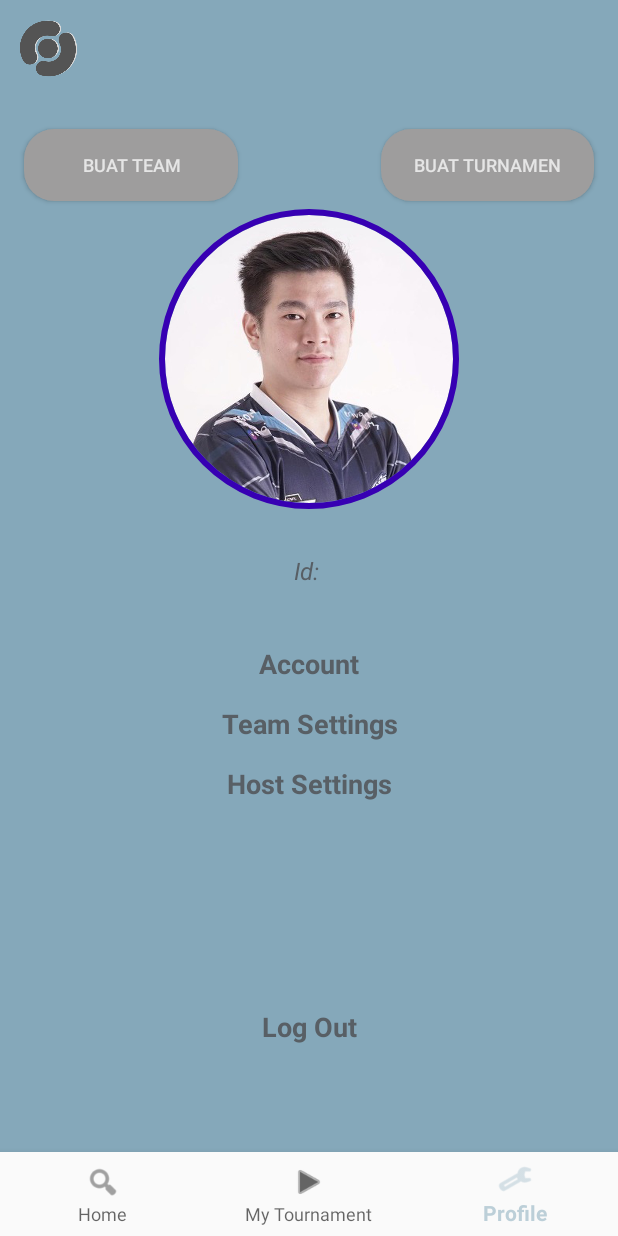
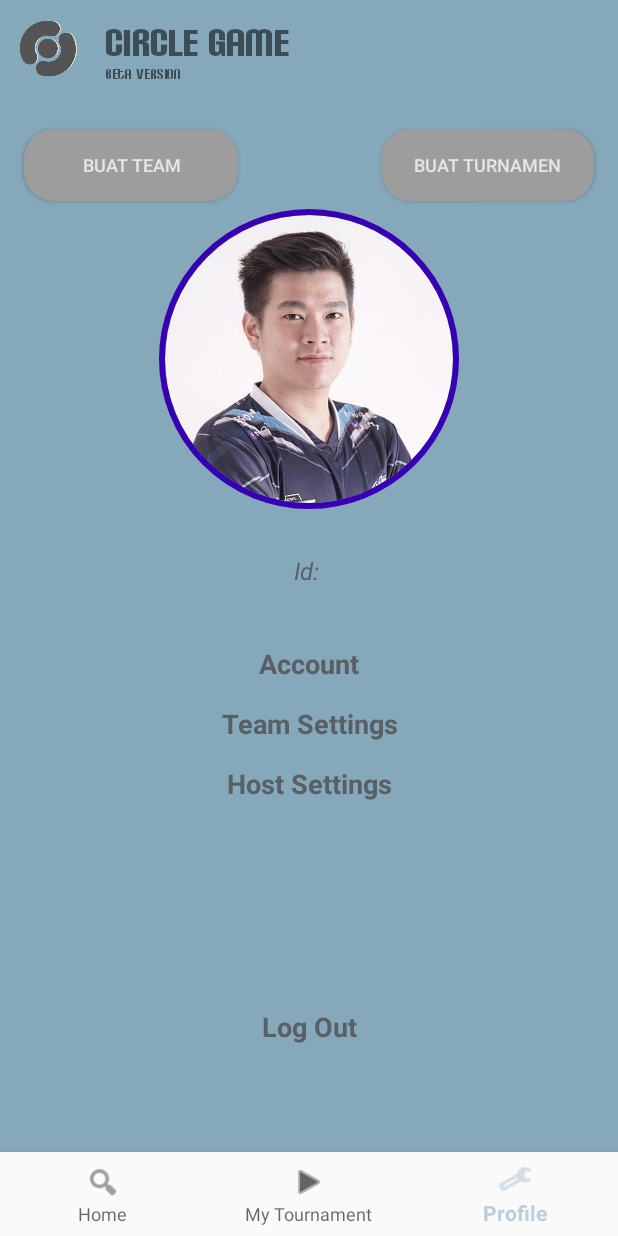
Before and after one commit to mabar1d/Mobile_Mabar_V1, an Android app: the MainActivity screen opened directly, with no data from a screen before it, item 3 of the bottom bar chosen, on a phone screen of 412 x 824 dp. Run offline under Robolectric (Android 15) with nearby library versions, the phone set to English and light mode, and no system bars; our stand-ins replace ButterKnife, navigation-ui; libraries missing offline, so code that uses them is left out: cn.pedant, com.asura.library, com.mikhaellopez.circularimageview; plain views replace CircularImageView; network calls fail; pictures from the network do not load; 4 statements that could not run were skipped.

Commit message:
add font title

```diff
--- a/app/src/main/java/com/example/mabar_v1/profile/DetailProfileAccountActivity.java
+++ b/app/src/main/java/com/example/mabar_v1/profile/DetailProfileAccountActivity.java
@@ -76,6 +76,7 @@ public class DetailProfileAccountActivity extends AppCompatActivity {
     private String address = "";
     private String zipCode = "";
     private String phone = "";
+    private String brithdateNonFormat = "";
 
     @Override
     protected void onCreate(Bundle savedInstanceState) {
@@ -109,12 +110,11 @@ public class DetailProfileAccountActivity extends AppCompatActivity {
                 }
                 firstName = etFirstName.getText().toString();
                 lastName = etLastName.getText().toString();
-                birthDate = etBirthdate.getText().toString();
                 address = etAddress.getText().toString();
                 zipCode = etZipCode.getText().toString();
                 phone = etPhone.getText().toString();
 
-                updateDataPerson(firstName,lastName,genderId,birthDate,address,"","","",zipCode,phone);
+                updateDataPerson(firstName,lastName,genderId,brithdateNonFormat,address,"","","",zipCode,phone);
 
 
             }
@@ -129,6 +129,7 @@ public class DetailProfileAccountActivity extends AppCompatActivity {
                 myCalendar.set(Calendar.MONTH, monthOfYear);
                 myCalendar.set(Calendar.DAY_OF_MONTH, dayOfMonth);
                 etBirthdate.setText(gm.setDateIndonesia(2,sdf.format(myCalendar.getTime())));
+                brithdateNonFormat = sdf.format(myCalendar.getTime());
             }
         };
         etBirthdate.setOnClickListener(new View.OnClickListener() {
@@ -144,10 +145,6 @@ public class DetailProfileAccountActivity extends AppCompatActivity {
 
     }
 
-
-    private void setBirthdate(){
-
-    }
 
     private void getDataPerson(){
         ProgressDialog progress = new ProgressDialog(DetailProfileAccountActivity.this);
@@ -180,7 +177,7 @@ public class DetailProfileAccountActivity extends AppCompatActivity {
                                 }
                             }
                             if (response.body().getData().getBirthdate() != null){
-                                etBirthdate.setText(response.body().getData().getBirthdate());
+                                etBirthdate.setText(gm.setDateIndonesia(2,response.body().getData().getBirthdate()));
                             }
                             if (response.body().getData().getAddress() != null){
                                 etAddress.setText(response.body().getData().getAddress());
--- a/app/src/main/res/layout/activity_main.xml
+++ b/app/src/main/res/layout/activity_main.xml
@@ -8,13 +8,36 @@
     android:orientation="vertical">
 
     <!--LOGO-->
+    <LinearLayout
+        android:layout_width="match_parent"
+        android:layout_height="wrap_content"
+        android:orientation="horizontal">
     <ImageView
         android:id="@+id/gif_logo"
-        android:layout_width="match_parent"
+        android:layout_width="70dp"
         android:layout_height="70dp"
         android:scaleType="fitStart"
         android:paddingBottom="5dp"
         android:src="@drawable/logo_circle" />
+        <LinearLayout
+            android:layout_width="match_parent"
+            android:layout_height="wrap_content"
+            android:layout_gravity="center"
+            android:orientation="vertical">
+            <TextView
+                android:layout_width="wrap_content"
+                android:layout_height="wrap_content"
+                android:textSize="30dp"
+                android:text="CIRCLE GAME"
+                android:fontFamily="@font/carbon_block"/>
+        <TextView
+            android:layout_width="wrap_content"
+            android:layout_height="wrap_content"
+            android:textSize="11dp"
+            android:text="Beta Version"
+            android:fontFamily="@font/carbon_block"/>
+        </LinearLayout>
+    </LinearLayout>
     <RelativeLayout
         android:layout_width="match_parent"
         android:layout_height="match_parent">
```
Also changed, not shown: app/src/main/res/font/carbon_block.ttf (added).
